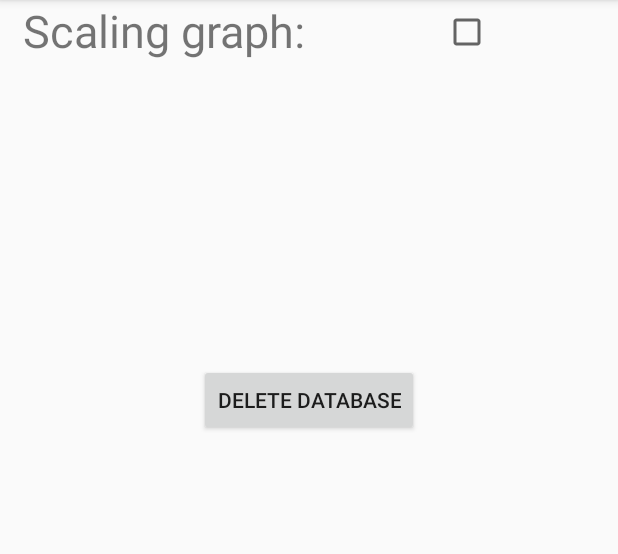
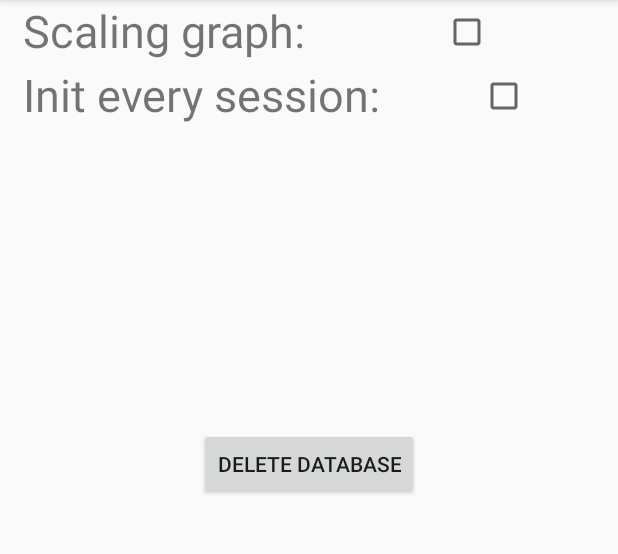
Before and after one commit to SebastianJavaGame/Poker-statistic, an Android app: the SettingActivity screen opened directly, with no data from a screen before it, on a phone screen of 412 x 824 dp, the part 84-638 px from its top. Run offline under Robolectric (Android 15) with nearby library versions, the phone set to English and light mode, and no system bars.

Commit message:
Add setting with option that set chart to id x axis

```diff
--- a/app/build.gradle
+++ b/app/build.gradle
@@ -6,8 +6,8 @@ android {
         applicationId "com.sebastian.scislak.pokerstatistics"
         minSdkVersion 15
         targetSdkVersion 26
-        versionCode 4
-        versionName "1.2"
+        versionCode 5
+        versionName "1.3.1"
         testInstrumentationRunner "android.support.test.runner.AndroidJUnitRunner"
     }
     buildTypes {
--- a/app/src/main/java/com/sebastian/scislak/pokerstatistics/Activities/SettingActivity.java
+++ b/app/src/main/java/com/sebastian/scislak/pokerstatistics/Activities/SettingActivity.java
@@ -16,6 +16,7 @@ import com.sebastian.scislak.pokerstatistics.ScriptsClass.SettingPreference;
 
 public class SettingActivity extends AppCompatActivity {
     public CheckBox scalingGraph;
+    public CheckBox initEverySession;
 
     private SettingPreference setting;
 
@@ -30,13 +31,24 @@ public class SettingActivity extends AppCompatActivity {
         setting = new SettingPreference(this);
 
         scalingGraph = findViewById(R.id.scaling_graph_checkbox);
+        initEverySession = findViewById(R.id.init_every_session);
+
+        init();
+    }
+
+    private void init() {
         if(setting.getScalingGraph())
             scalingGraph.setChecked(true);
         else
             scalingGraph.setChecked(false);
+
+        if (setting.getInitEverySession())
+            initEverySession.setChecked(true);
+        else
+            initEverySession.setChecked(false);
     }
 
-    public void ClickCheckBox(View view) {
+    public void ScalingChart(View view) {
         if(scalingGraph.isChecked())
             setting.setScalingGraph(true);
         else
@@ -54,4 +66,11 @@ public class SettingActivity extends AppCompatActivity {
             finish();
         }
     }
+
+    public void InitEverySession(View view) {
+        if(initEverySession.isChecked())
+            setting.setInitEverySession(true);
+        else
+            setting.setInitEverySession(false);
+    }
 }
--- a/app/src/main/java/com/sebastian/scislak/pokerstatistics/ScriptsClass/SettingPreference.java
+++ b/app/src/main/java/com/sebastian/scislak/pokerstatistics/ScriptsClass/SettingPreference.java
@@ -10,6 +10,7 @@ import android.content.SharedPreferences;
 public class SettingPreference {
     public static final String NAME = "SETTING_PREF";
     public static final String SCALING_GRAPH = "SCALING_GRAPH";
+    public static final String INIT_EVERY_SESSION = "INIT_EVERY_SESSION";
 
     private SharedPreferences preferences;
 
@@ -24,4 +25,12 @@ public class SettingPreference {
     public boolean getScalingGraph(){
         return preferences.getBoolean(SCALING_GRAPH, false);
     }
+
+    public void setInitEverySession(boolean initEverySession){
+        preferences.edit().putBoolean(INIT_EVERY_SESSION, initEverySession).apply();
+    }
+
+    public boolean getInitEverySession(){
+        return preferences.getBoolean(INIT_EVERY_SESSION, false);
+    }
 }
--- a/app/src/main/res/layout/setting_layout.xml
+++ b/app/src/main/res/layout/setting_layout.xml
@@ -22,8 +22,30 @@
             android:layout_width="wrap_content"
             android:layout_height="match_parent"
             android:layout_weight="1"
-            android:onClick="ClickCheckBox"/>
+            android:onClick="ScalingChart"/>
     </LinearLayout>
+
+    <LinearLayout
+        android:layout_width="match_parent"
+        android:layout_height="wrap_content"
+        android:orientation="horizontal">
+
+        <TextView
+            android:layout_width="wrap_content"
+            android:layout_height="match_parent"
+            android:text="Init every session: "
+            android:textSize="30dp"
+            android:layout_weight="1"
+            android:layout_marginLeft="15dp"/>
+
+        <CheckBox
+            android:id="@+id/init_every_session"
+            android:layout_width="wrap_content"
+            android:layout_height="match_parent"
+            android:layout_weight="1"
+            android:onClick="InitEverySession"/>
+    </LinearLayout>
+
     <Button
         android:layout_gravity="center"
         android:layout_marginTop="200dp"
```
Also changed, not shown: app/src/main/java/com/sebastian/scislak/pokerstatistics/Activities/FragmentChart.java (+28 -1 lines).
